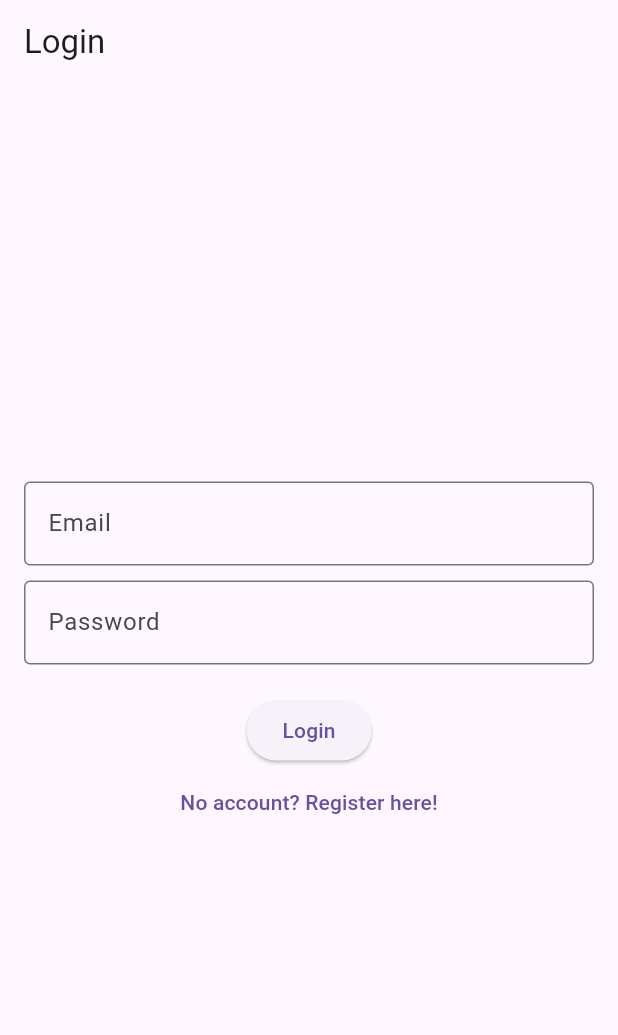
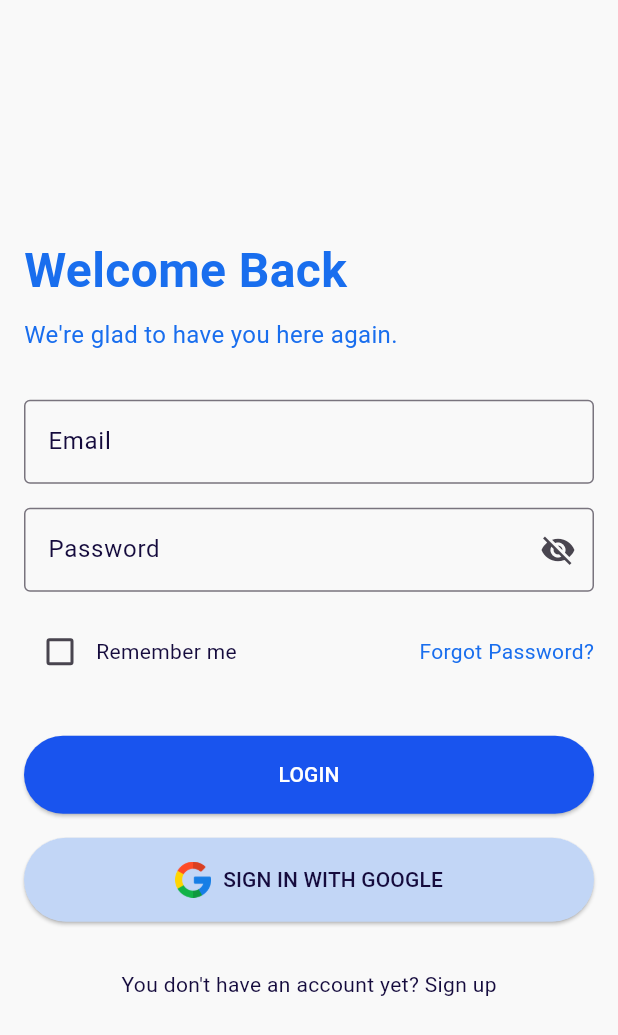
Before and after one commit to AnuV6/CareerPulse-Mobile-App, a Flutter app: the screen it shows after launch, on a phone screen of 412 x 824 dp. Shown: the top 1035 px of the screen. Run offline on Flutter 3.47's test engine with Material 3 defaults, Android fonts, the light colour scheme and no system bars; our stand-ins replace firebase_core; accounts and stored records are empty.

Commit message:
splash dela and connect with login screen --nadun

```diff
--- a/career_pulse/lib/main.dart
+++ b/career_pulse/lib/main.dart
@@ -1,7 +1,9 @@
 import 'package:flutter/material.dart';
 import 'package:firebase_core/firebase_core.dart';
-import 'package:career_pulse/pages/login.dart';
-import 'package:career_pulse/pages/register.dart';
+//import 'package:career_pulse/pages/login.dart';
+//import 'package:career_pulse/pages/register.dart';
+import 'package:career_pulse/pages/splash_screen.dart';
+import 'package:career_pulse/stuf/colors.dart';
 
 void main() async {
   WidgetsFlutterBinding.ensureInitialized();
@@ -17,13 +19,22 @@ class MainApp extends StatelessWidget {
     return MaterialApp(
       title: 'Career Pulse App',
       debugShowCheckedModeBanner: false,
-      initialRoute: '/',
-      routes: {
-        '/': (context) =>
-            const LoginScreen(), // Home route for the Login screen
-        '/register': (context) =>
-            const RegisterScreen(), // Route for the Register screen
-      },
+      theme: ThemeData(
+        primarySwatch: Colors.blue,
+        scaffoldBackgroundColor: AppColors.secondaryColor,
+        appBarTheme: const AppBarTheme(
+          color: AppColors.primaryColor,
+          titleTextStyle: TextStyle(
+            color: AppColors.titleColor,
+          ),
+        ),
+        elevatedButtonTheme: ElevatedButtonThemeData(
+          style: ElevatedButton.styleFrom(
+            backgroundColor: AppColors.buttonColor,
+          ),
+        ),
+      ),
+      home: SplashScreen(),
     );
   }
 }
--- /dev/null
+++ b/career_pulse/lib/pages/login_screen.dart
@@ -0,0 +1,121 @@
+import 'package:flutter/material.dart';
+import 'package:career_pulse/stuf/colors.dart';
+
+class LoginScreen extends StatelessWidget {
+  @override
+  Widget build(BuildContext context) {
+    return Scaffold(
+      backgroundColor: AppColors.secondaryColor,
+      body: Padding(
+        padding: const EdgeInsets.all(16.0),
+        child: Column(
+          mainAxisAlignment: MainAxisAlignment.center,
+          crossAxisAlignment: CrossAxisAlignment.start,
+          children: [
+            const Text(
+              'Welcome Back',
+              style: TextStyle(
+                fontSize: 32,
+                fontWeight: FontWeight.bold,
+                color: AppColors.primaryColor,
+              ),
+            ),
+            const SizedBox(height: 8),
+            const Text(
+              'We\'re glad to have you here again.',
+              style: TextStyle(
+                fontSize: 16,
+                color: AppColors.primaryColor,
+              ),
+            ),
+            const SizedBox(height: 32),
+            const TextField(
+              decoration: InputDecoration(
+                labelText: 'Email',
+                labelStyle: TextStyle(color: AppColors.headingColor),
+                border: OutlineInputBorder(),
+              ),
+            ),
+            const SizedBox(height: 16),
+            const TextField(
+              decoration: InputDecoration(
+                labelText: 'Password',
+                labelStyle: TextStyle(color: AppColors.headingColor),
+                border: OutlineInputBorder(),
+                suffixIcon: Icon(Icons.visibility_off),
+              ),
+              obscureText: true,
+            ),
+            const SizedBox(height: 16),
+            Row(
+              mainAxisAlignment: MainAxisAlignment.spaceBetween,
+              children: [
+                Row(
+                  children: [
+                    Checkbox(
+                      value: false,
+                      onChanged: (bool? value) {},
+                    ),
+                    const Text(
+                      'Remember me',
+                      style: TextStyle(color: AppColors.headingColor),
+                    ),
+                  ],
+                ),
+                const Text(
+                  'Forgot Password?',
+                  style: TextStyle(color: AppColors.primaryColor),
+                ),
+              ],
+            ),
+            const SizedBox(height: 32),
+            ElevatedButton(
+              onPressed: () {},
+              style: ElevatedButton.styleFrom(
+                backgroundColor: AppColors.buttonColor,
+                padding: EdgeInsets.symmetric(vertical: 16),
+              ),
+              child: const Center(
+                child: Text(
+                  'LOGIN',
+                  style: TextStyle(color: Colors.white),
+                ),
+              ),
+            ),
+            const SizedBox(height: 16),
+            ElevatedButton(
+              onPressed: () {},
+              style: ElevatedButton.styleFrom(
+                backgroundColor: AppColors.buttonColor2,
+                padding: const EdgeInsets.symmetric(vertical: 16),
+              ),
+              child: Center(
+                child: Row(
+                  mainAxisAlignment: MainAxisAlignment.center,
+                  children: [
+                    Image.asset(
+                      'assets/google.png',
+                      height: 24,
+                    ),
+                    const SizedBox(width: 8),
+                    const Text(
+                      'SIGN IN WITH GOOGLE',
+                      style: TextStyle(color: AppColors.headingColor),
+                    ),
+                  ],
+                ),
+              ),
+            ),
+            const SizedBox(height: 32),
+            const Center(
+              child: Text(
+                'You don\'t have an account yet? Sign up',
+                style: TextStyle(color: AppColors.headingColor),
+              ),
+            ),
+          ],
+        ),
+      ),
+    );
+  }
+}
--- a/career_pulse/pubspec.yaml
+++ b/career_pulse/pubspec.yaml
@@ -40,4 +40,5 @@ flutter:
   uses-material-design: true
 
   assets:
-    - assets/
+    - assets/logo.png
+    - assets/google.png
```
Also changed, not shown: career_pulse/lib/pages/splash_screen.dart (added, +65 -0 lines), career_pulse/assets/google.png (added), career_pulse/assets/logo.png (added).
